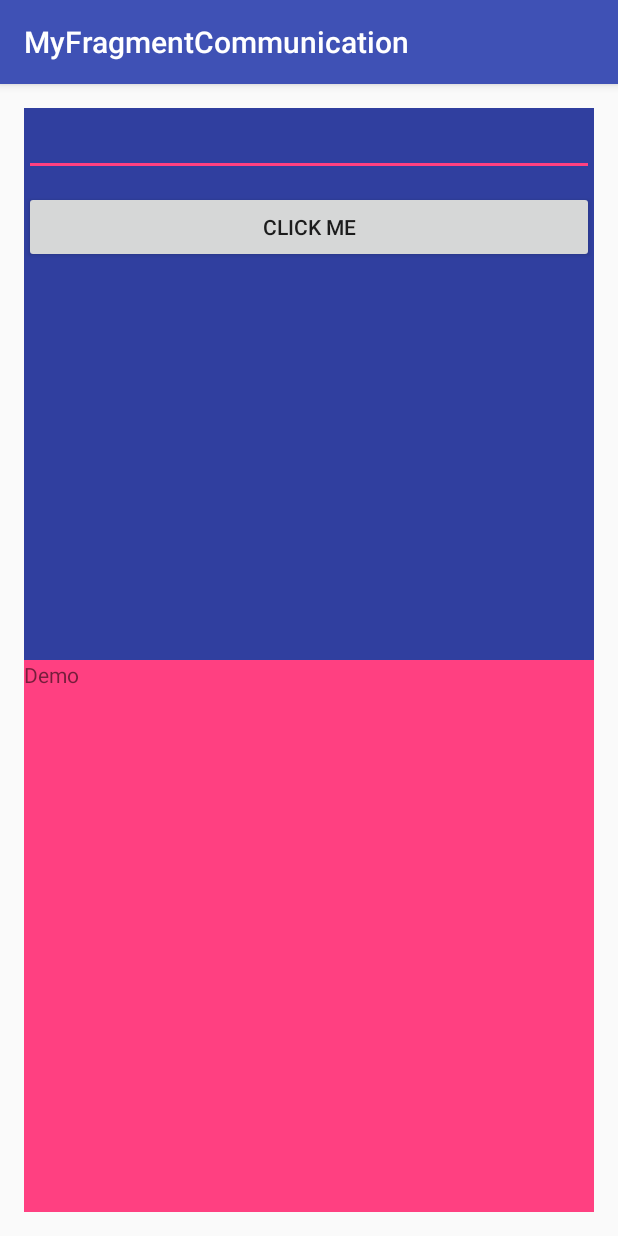
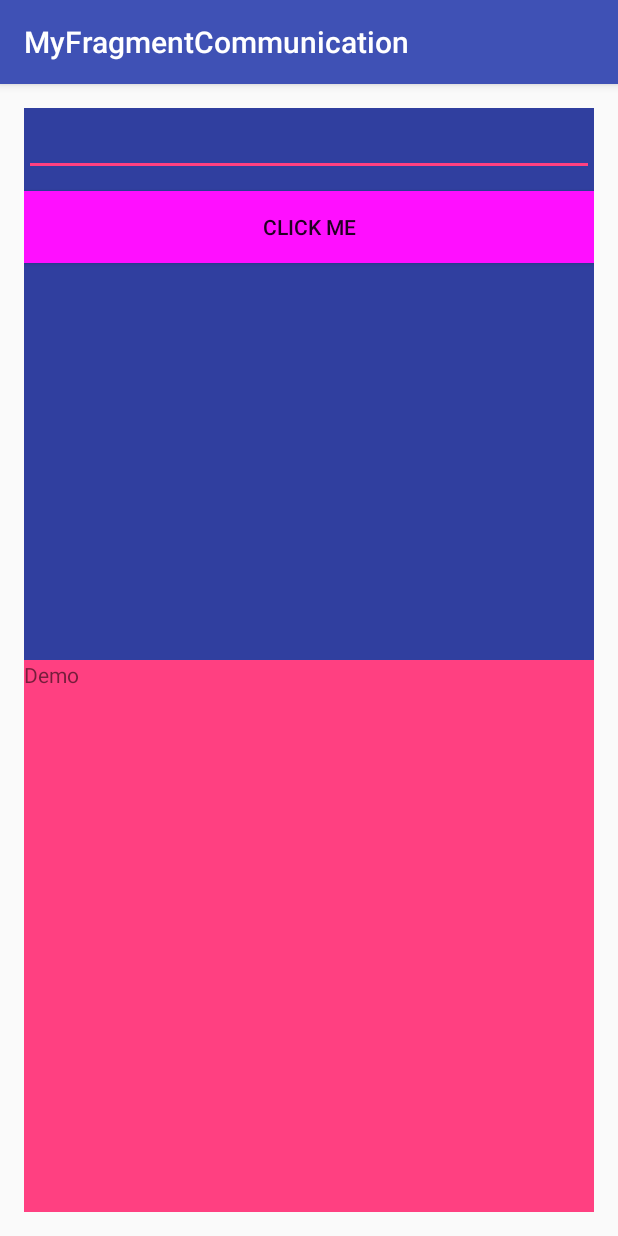
Before and after one commit to rohanreddyt/MyFragmentCommunication, an Android app: the screen it shows after launch (MainActivity), on a phone screen of 412 x 824 dp. Run offline under Robolectric (Android 15) with nearby library versions, the phone set to English and light mode, and no system bars.

Commit message:
customizing button on Clicked/pressed/ for color

```diff
--- /dev/null
+++ b/app/src/main/res/drawable/button1_bg.xml
@@ -0,0 +1,6 @@
+<?xml version="1.0" encoding="utf-8"?>
+<selector xmlns:android="http://schemas.android.com/apk/res/android">
+    <item android:state_focused="true" android:drawable="@color/colorAccent1"/>
+    <item android:state_pressed="true" android:drawable="@color/colorAccent2" />
+    <item android:drawable="@color/colorAccent3" />  //means normal
+</selector>
--- a/app/src/main/res/layout/fragment_blank.xml
+++ b/app/src/main/res/layout/fragment_blank.xml
@@ -16,5 +16,6 @@
         android:layout_height="wrap_content"
         android:text="click me"
         android:id="@+id/btn1"
+        android:background="@drawable/button1_bg"
         android:layout_marginTop="10dp"/>
 </LinearLayout>
--- a/app/src/main/res/values/colors.xml
+++ b/app/src/main/res/values/colors.xml
@@ -3,4 +3,7 @@
     <color name="colorPrimary">#3F51B5</color>
     <color name="colorPrimaryDark">#303F9F</color>
     <color name="colorAccent">#FF4081</color>
+    <color name="colorAccent1">#f0e85f</color>
+    <color name="colorAccent2">#25f03f</color>
+    <color name="colorAccent3">#FF0FFF</color>
 </resources>
```
Also changed, not shown: app/src/main/res/drawable/button_bg.xml (added, +21 -0 lines).
